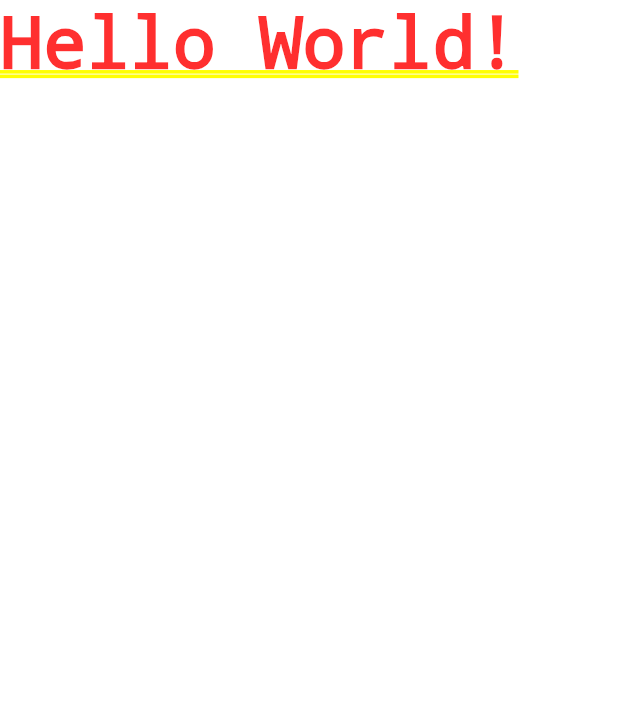
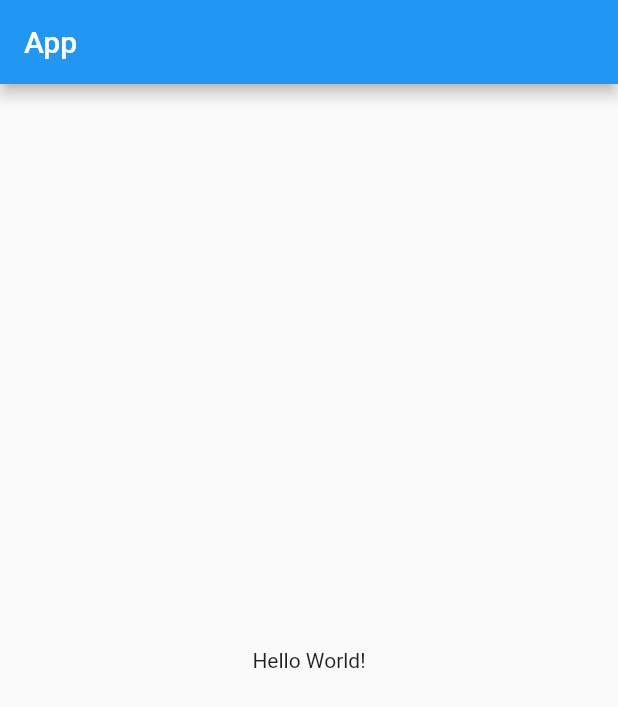
Before and after one commit to ItsJuniorDias/App-Flutter, a Flutter app: the screen it shows after launch, on a phone screen of 412 x 824 dp. Shown: the top 707 px of the screen. Run offline on Flutter 3.47's test engine with Material 2 defaults, Android fonts, the phone set to English and light mode, and no system bars.

Commit message:
Hello World Center

```diff
--- a/getstarted/lib/main.dart
+++ b/getstarted/lib/main.dart
@@ -9,6 +9,15 @@ class App extends StatelessWidget {
 
     var texto = Text("Hello World!");
 
-    return MaterialApp(home: texto);
+    var centro = Center(child: texto,);
+
+    var appBar = AppBar(title: Text("App"));
+
+    var scaffold = Scaffold(
+      appBar: appBar,
+      body: centro,
+      );
+
+    return MaterialApp(home: scaffold);
    }
 }
```
